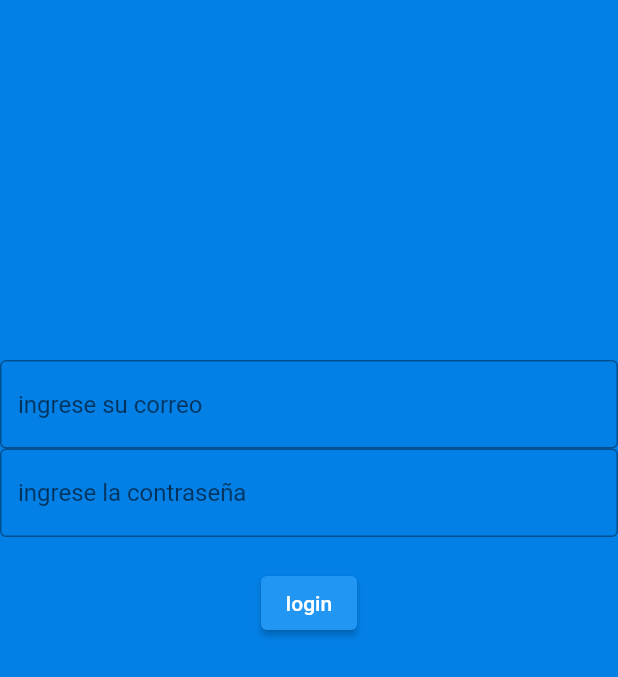
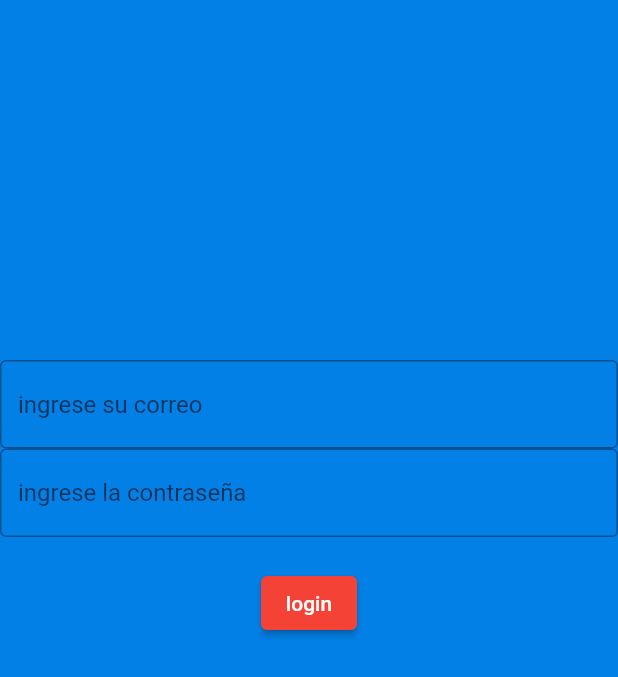
Before and after one commit to mario1525/flutter, a Flutter app: the screen it shows after launch, on a phone screen of 412 x 824 dp. Shown: the top 677 px of the screen. Run offline on Flutter 3.47's test engine with Material 2 defaults, Android fonts, the phone set to English and light mode, and no system bars.

Commit message:
comenzando a recuperar los datos ingresados

```diff
--- a/app_mario/lib/MyCustomForm.dart
+++ b/app_mario/lib/MyCustomForm.dart
@@ -10,6 +10,7 @@ class MyCustomForm extends StatefulWidget {
 }
 
 class MyCustomFormState extends State<MyCustomForm> {
+  final myController = TextEditingController();
   final _formKey = GlobalKey<FormState>();
   @override
   Widget build(BuildContext context) {
@@ -39,7 +40,6 @@ class MyCustomFormState extends State<MyCustomForm> {
           TextFormField(
             decoration: InputDecoration(
               border: OutlineInputBorder(),
-              iconColor: Color.fromARGB(255, 231, 231, 225),
               hintText: 'ingrese la contraseña ',
             ),
             validator: (value) {
@@ -60,6 +60,9 @@ class MyCustomFormState extends State<MyCustomForm> {
                 }
               },
               child: const Text('login'),
+              style: ButtonStyle(
+                backgroundColor: MaterialStateProperty.all<Color>(Colors.red),
+              ),
             ),
           ),
         ],
```
